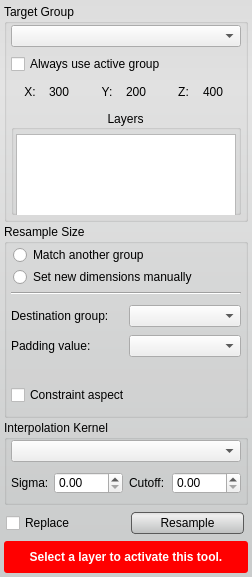
Before: the Qt Designer form src/Interface/ToolInterface/ResampleToolInterface.ui in jessdtate/Seg3D, drawn with Qt 5.
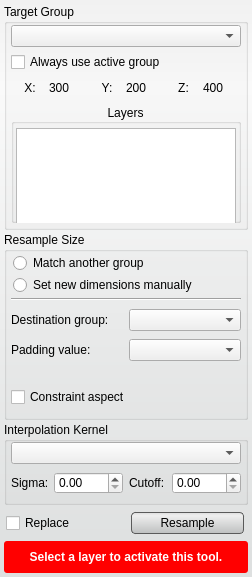
After: the same form once the commit is applied. Custom widgets are drawn as their Qt base class.

The edit to the form file:
```diff
--- a/src/Interface/ToolInterface/ResampleToolInterface.ui
+++ b/src/Interface/ToolInterface/ResampleToolInterface.ui
@@ -28,7 +28,7 @@
   <property name="styleSheet">
    <string notr="true">QWidget#ResampleToolInterface{
 	border-radius: 3px;
-	background-color: qlineargradient(spread:pad, x1:0.5, y1:0, x2:0.5, y2:0.960227, stop:0 rgba(221, 221, 221, 255), stop:0.155779 rgba(228, 228, 228, 255), stop:1 rgba(202, 204, 204, 255));      
+	background-color: qlineargradient(spread:pad, x1:0.5, y1:0, x2:0.5, y2:0.960227, stop:0 rgba(241, 241, 241, 255), stop:0.155779 rgba(250, 250, 250, 255), stop:1 rgba(222, 224, 224, 255));     
 }
 
 QPushButton{
@@ -75,7 +75,7 @@
      </property>
      <layout class="QVBoxLayout" name="verticalLayout_2">
       <property name="spacing">
-       <number>6</number>
+       <number>4</number>
       </property>
       <property name="leftMargin">
        <number>4</number>
@@ -306,7 +306,7 @@
      </property>
      <layout class="QVBoxLayout" name="verticalLayout_6">
       <property name="spacing">
-       <number>6</number>
+       <number>4</number>
       </property>
       <property name="leftMargin">
        <number>4</number>
@@ -614,7 +614,7 @@
      </property>
      <layout class="QVBoxLayout" name="verticalLayout_3">
       <property name="spacing">
-       <number>6</number>
+       <number>4</number>
       </property>
       <property name="leftMargin">
        <number>4</number>
```
